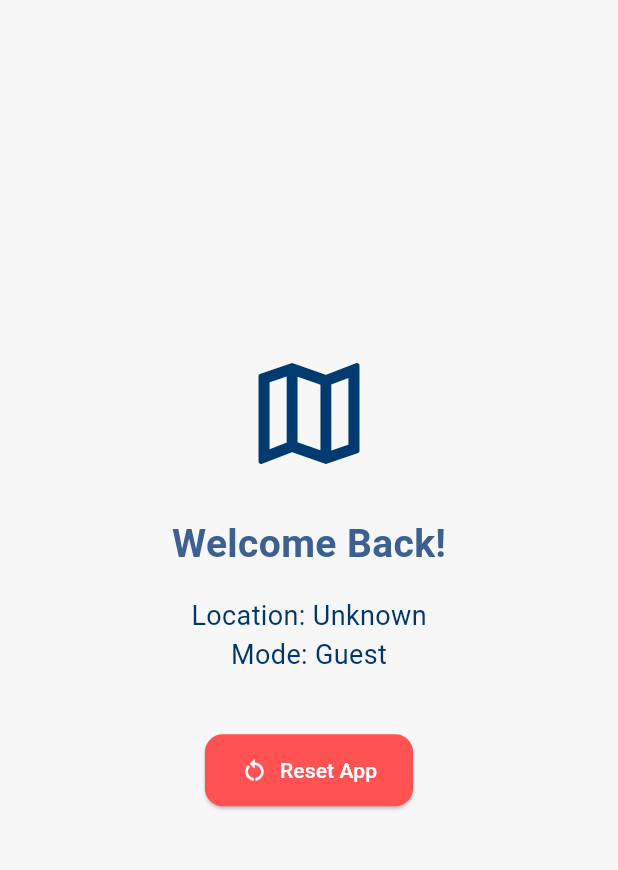
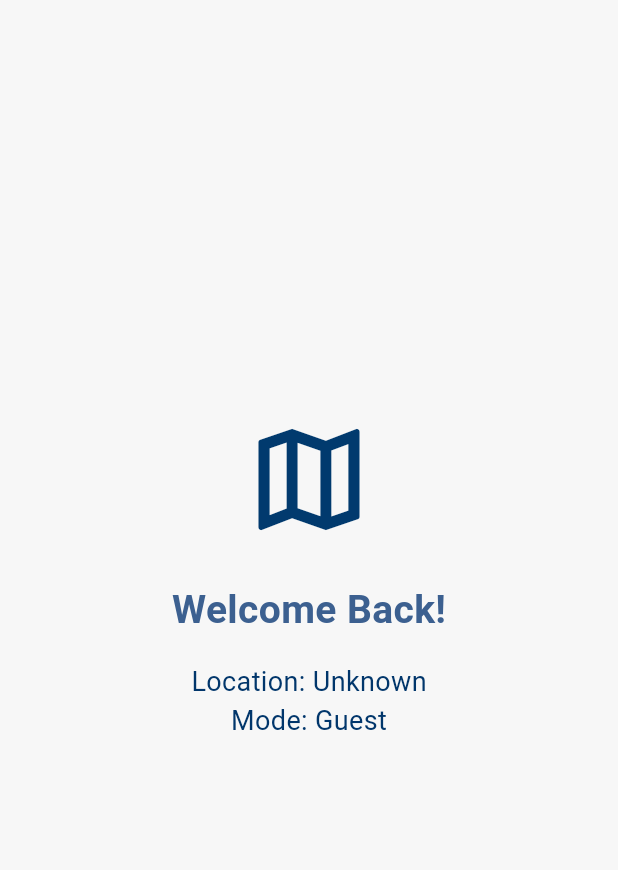
Before and after one commit to melita-pereira/axeguide, a Flutter app: the HomeScreen screen opened directly, on a phone screen of 412 x 824 dp, the part 84-954 px from its top. Run offline on Flutter 3.47's test engine with Material 3 defaults, Android fonts, the light colour scheme and no system bars; our stand-ins replace flutter_dotenv, hive, hive_flutter, supabase_flutter; accounts and stored records are empty.

Commit message:
refactor: consolidate reset functionality in Settings screen
- Removed duplicate Reset App button from HomeScreen
- Fixed AlertDialog content formatting for better readability
- Cleaned up indentation in SettingsScreen
- All reset functionality now accessible through Settings menu
- Tests passing, no compiler errors

```diff
--- a/lib/screens/home_screen.dart
+++ b/lib/screens/home_screen.dart
@@ -1,6 +1,5 @@
 import 'package:flutter/material.dart';
 import 'package:axeguide/utils/user_box_helper.dart';
-import 'welcome_screen.dart';
 import 'settings_screen.dart';
 
 class HomeScreen extends StatefulWidget {
@@ -27,22 +26,6 @@ class _HomeScreenState extends State<HomeScreen> {
       userLocation = location ?? 'Unknown';
       userMode = mode ?? 'Guest';
     });
-  }
-
-  Future<void> _resetApp() async {
-    await UserBoxHelper.clear();
-    if (!mounted) return;
-    Navigator.pushAndRemoveUntil(
-      context,
-      MaterialPageRoute(builder: (context) => const WelcomeScreen()),
-      (route) => false,
-    );
-    ScaffoldMessenger.of(context).showSnackBar(
-      const SnackBar(
-        content: Text('User data cleared. Restart the app to begin fresh.'),
-        duration: Duration(seconds: 2),
-      ),
-    );
   }
 
   @override
@@ -97,23 +80,6 @@ class _HomeScreenState extends State<HomeScreen> {
                 'Mode: ${userMode ?? "Loading..."}',
                 style: const TextStyle(fontSize: 18),
               ),
-              const SizedBox(height: 40),
-              ElevatedButton.icon(
-                onPressed: _resetApp,
-                icon: const Icon(Icons.restart_alt),
-                label: const Text('Reset App'),
-                style: ElevatedButton.styleFrom(
-                  backgroundColor: Colors.redAccent,
-                  foregroundColor: Colors.white,
-                  padding: const EdgeInsets.symmetric(
-                    horizontal: 24,
-                    vertical: 14,
-                  ),
-                  shape: RoundedRectangleBorder(
-                    borderRadius: BorderRadius.circular(12),
-                  ),
-                ),
-              ),
             ],
           ),
         ),
```
Also changed, not shown: lib/screens/settings_screen.dart (+6 -3 lines), pubspec.lock.
